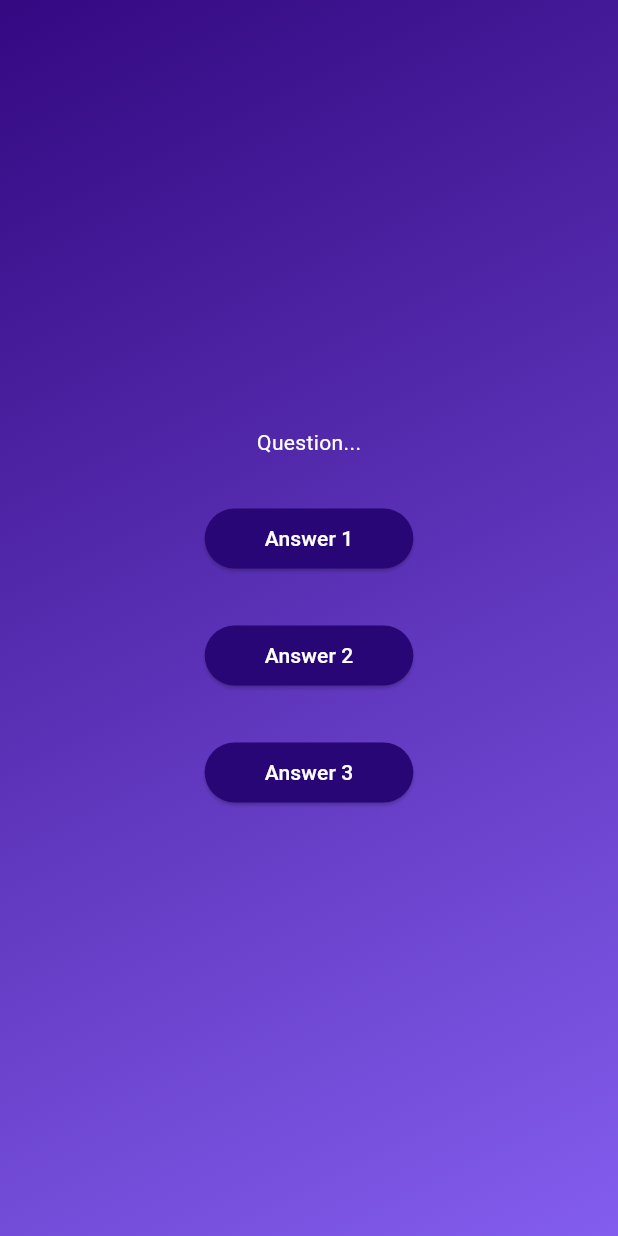
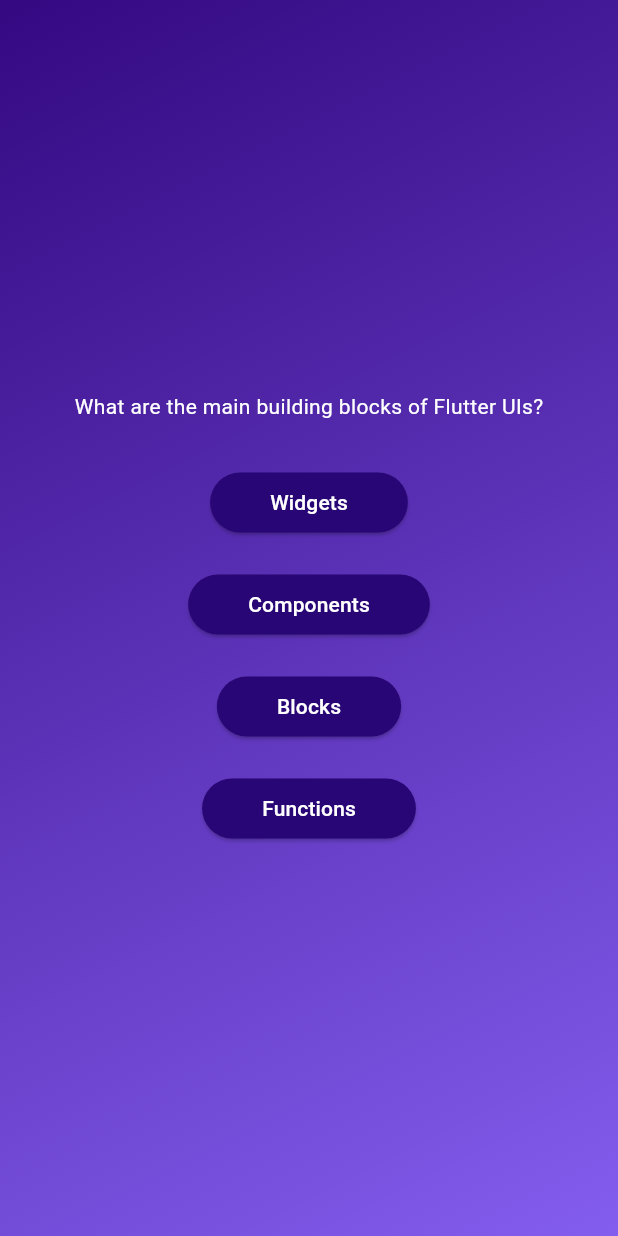
Before and after one commit to WedithaV/quiz-app, a Flutter app: the screen it shows after launch, after a tap on "Start Quiz", on a phone screen of 412 x 824 dp. Run offline on Flutter 3.47's test engine with Material 3 defaults, Android fonts, the phone set to English and light mode, and no system bars.

Commit message:
access list elements and object properties

```diff
--- a/lib/questions_screen.dart
+++ b/lib/questions_screen.dart
@@ -1,5 +1,6 @@
 import 'package:flutter/material.dart';
 import 'package:quiz_app/answer_button.dart';
+import 'package:quiz_app/data/questions.dart';
 
 class QuestionsScreen extends StatefulWidget{
   const QuestionsScreen({super.key});
@@ -10,6 +11,8 @@ class QuestionsScreen extends StatefulWidget{
 }
 
 class _QuestionsScreenState extends State<QuestionsScreen>{
+  final currentQuestion = questions[0];
+
   @override
   Widget build(context){
     return SizedBox(
@@ -17,16 +20,18 @@ class _QuestionsScreenState extends State<QuestionsScreen>{
       child: Column(
         mainAxisAlignment: MainAxisAlignment.center,
         children: [
-          Text('Question...',
+          Text(currentQuestion.text,
           style: TextStyle(
             color: Colors.white,
           ),),
           SizedBox(height: 30,),
-          AnswerButton(answerText: 'Answer 1', onTap: (){}),
-          SizedBox(height: 30,),
-          AnswerButton(answerText: 'Answer 2', onTap: (){}),
-          SizedBox(height: 30,),
-          AnswerButton(answerText: 'Answer 3', onTap: (){}),
+          AnswerButton(answerText: currentQuestion.answers[0], onTap: (){}),
+          SizedBox(height: 20,),
+          AnswerButton(answerText: currentQuestion.answers[1], onTap: (){}),
+          SizedBox(height: 20,),
+          AnswerButton(answerText: currentQuestion.answers[2], onTap: (){}),
+          SizedBox(height: 20,),
+          AnswerButton(answerText: currentQuestion.answers[3], onTap: (){}),
 
         ],
       ),
```
